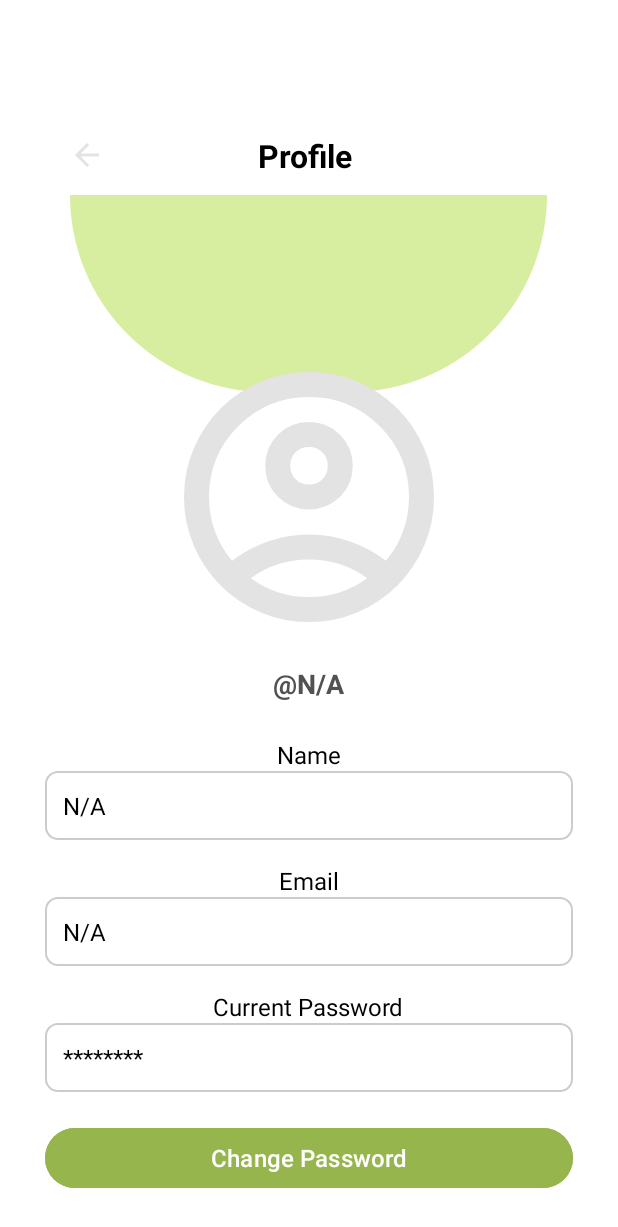
After one commit to emmajaedunn/SIKBudgetingApplication, an Android app: the ProfileActivity screen opened directly, with no data from a screen before it, on a phone screen of 412 x 824 dp. The commit adds this screen. Shown: the top 1227 px of the screen. Run offline under Robolectric (Android 15) with nearby library versions, the phone set to English and light mode, and no system bars; our stand-ins replace Firebase (no records; nobody signed in at launch, a user with empty details on screens opened directly).

Commit message:
Added a profile page in settings and connected the firebase to project

```diff
--- /dev/null
+++ b/app/src/main/java/com/example/st10298850_prog7313_p2_lp/ProfileActivity.kt
@@ -0,0 +1,87 @@
+package com.example.st10298850_prog7313_p2_lp
+
+import android.os.Bundle
+import android.util.Log
+import android.widget.Toast
+import androidx.appcompat.app.AppCompatActivity
+import com.example.st10298850_prog7313_p2_lp.databinding.ActivityProfileBinding
+import com.google.firebase.auth.FirebaseAuth
+import com.google.firebase.database.FirebaseDatabase
+
+class ProfileActivity : AppCompatActivity() {
+
+    private lateinit var binding: ActivityProfileBinding
+    private lateinit var auth: FirebaseAuth
+
+    override fun onCreate(savedInstanceState: Bundle?) {
+        super.onCreate(savedInstanceState)
+        binding = ActivityProfileBinding.inflate(layoutInflater)
+        setContentView(binding.root)
+
+        binding.btnBack.setOnClickListener {
+            finish() // Takes user back to the previous screen
+        }
+
+        // Initialize Firebase Authentication
+        auth = FirebaseAuth.getInstance()
+
+        // Get the currently logged-in user's UID
+        val uid = auth.currentUser?.uid
+        Log.d("ProfileActivity", "Firebase UID: $uid")
+
+        if (uid != null) {
+            val userRef = FirebaseDatabase.getInstance().getReference("users").child(uid)
+
+            userRef.get().addOnSuccessListener { snapshot ->
+                val name = snapshot.child("name").value?.toString() ?: "N/A"
+                val username = snapshot.child("username").value?.toString() ?: "N/A"
+                val email = snapshot.child("email").value?.toString() ?: "N/A"
+
+                // Set user information on screen
+                binding.tvName.text = name
+                binding.tvUsername.text = "@$username"
+                binding.tvEmail.text = email
+
+                // Masked placeholder for current password
+                binding.tvCurrentPassword.text = "********"
+
+            }.addOnFailureListener {
+                Log.e("ProfileActivity", "Firebase data fetch failed", it)
+                Toast.makeText(this, "Failed to load user data", Toast.LENGTH_SHORT).show()
+            }
+        } else {
+            Log.w("ProfileActivity", "No Firebase user signed in.")
+            Toast.makeText(this, "User not logged in", Toast.LENGTH_SHORT).show()
+        }
+
+        // Toggle visibility of new password input
+        binding.btnTogglePasswordInput.setOnClickListener {
+            val isHidden = binding.etNewPassword.visibility == android.view.View.GONE
+
+            binding.etNewPassword.visibility = if (isHidden) android.view.View.VISIBLE else android.view.View.GONE
+            binding.btnChangePassword.visibility = if (isHidden) android.view.View.VISIBLE else android.view.View.GONE
+        }
+
+        // Handle password change
+        binding.btnChangePassword.setOnClickListener {
+            val newPassword = binding.etNewPassword.text.toString().trim()
+
+            if (newPassword.length >= 6) {
+                auth.currentUser?.updatePassword(newPassword)
+                    ?.addOnCompleteListener { task ->
+                        if (task.isSuccessful) {
+                            Toast.makeText(this, "Password changed successfully", Toast.LENGTH_SHORT).show()
+                            binding.etNewPassword.setText("")
+                            binding.etNewPassword.visibility = android.view.View.GONE
+                            binding.btnChangePassword.visibility = android.view.View.GONE
+                        } else {
+                            Toast.makeText(this, "Error: ${task.exception?.message}", Toast.LENGTH_LONG).show()
+                            Log.e("ProfileActivity", "Password update failed", task.exception)
+                        }
+                    }
+            } else {
+                Toast.makeText(this, "Password must be at least 6 characters", Toast.LENGTH_SHORT).show()
+            }
+        }
+    }
+}
--- a/app/src/main/java/com/example/st10298850_prog7313_p2_lp/data/UserDao.kt
+++ b/app/src/main/java/com/example/st10298850_prog7313_p2_lp/data/UserDao.kt
@@ -19,6 +19,9 @@ interface UserDao {
     @Query("SELECT COUNT(*) FROM users")
     suspend fun getUserCount(): Int
 
+    @Query("SELECT * FROM users WHERE email = :email LIMIT 1")
+    suspend fun getUserByEmail(email: String): User?
+
     @Query("SELECT * FROM users WHERE userId = :userId LIMIT 1")
     suspend fun getUserById(userId: Long): User?
 }
--- /dev/null
+++ b/app/src/main/res/drawable/curve_top_background.xml
@@ -0,0 +1,5 @@
+<shape xmlns:android="http://schemas.android.com/apk/res/android"
+    android:shape="rectangle">
+    <solid android:color="#D7ED9F" />
+    <corners android:bottomLeftRadius="180dp" android:bottomRightRadius="180dp" />
+</shape>
--- /dev/null
+++ b/app/src/main/res/layout/activity_profile.xml
@@ -0,0 +1,168 @@
+<?xml version="1.0" encoding="utf-8"?>
+<ScrollView xmlns:android="http://schemas.android.com/apk/res/android"
+    xmlns:app="http://schemas.android.com/apk/res-auto"
+    android:layout_width="match_parent"
+    android:layout_height="match_parent"
+    android:background="@color/white"
+    android:padding="30dp">
+
+    <LinearLayout
+        android:layout_width="match_parent"
+        android:layout_height="wrap_content"
+        android:orientation="vertical"
+        android:gravity="center_horizontal">
+
+        <androidx.appcompat.widget.Toolbar
+            android:id="@+id/toolbar"
+            android:layout_width="match_parent"
+            android:layout_height="wrap_content"
+            android:layout_marginTop="35dp"
+            android:background="@android:color/white"
+            android:elevation="4dp"
+            android:paddingTop="24dp"
+            android:paddingBottom="12dp">
+
+            <ImageButton
+                android:id="@+id/btnBack"
+                android:layout_width="wrap_content"
+                android:layout_height="wrap_content"
+                android:layout_gravity="start|center_vertical"
+                android:background="?attr/selectableItemBackgroundBorderless"
+                android:contentDescription="Back"
+                android:src="@drawable/arrow_back_ic" />
+
+            <TextView
+                android:layout_width="match_parent"
+                android:layout_height="wrap_content"
+                android:gravity="center"
+                android:paddingEnd="45dp"
+                android:text="Profile"
+                android:textAlignment="center"
+                android:textColor="@android:color/black"
+                android:textSize="21sp"
+                android:textStyle="bold" />
+        </androidx.appcompat.widget.Toolbar>
+
+        <ImageView
+            android:id="@+id/bgCurve"
+            android:layout_width="318dp"
+            android:layout_height="131dp"
+            android:layout_marginTop="0dp"
+            android:layout_marginBottom="-100dp"
+            android:scaleType="fitXY"
+            android:src="@drawable/curve_top_background" />
+
+
+        <ImageView
+            android:id="@+id/ProfileImage"
+            android:layout_width="200dp"
+            android:layout_height="200dp"
+            android:layout_marginTop="70dp"
+            android:scaleType="centerCrop"
+            android:src="@drawable/account_circle_ic" />
+
+        <TextView
+            android:id="@+id/tvUsername"
+            android:layout_width="wrap_content"
+            android:layout_height="wrap_content"
+            android:layout_marginTop="12dp"
+            android:text="@username"
+            android:textColor="@color/textColorSecondary"
+            android:textSize="18sp"
+            android:textStyle="bold" />
+
+        <!-- Name -->
+        <TextView
+            android:layout_width="wrap_content"
+            android:layout_height="wrap_content"
+            android:layout_marginTop="24dp"
+            android:text="Name"
+            android:textColor="@color/black"
+            android:textSize="16sp" />
+
+        <TextView
+            android:id="@+id/tvName"
+            android:layout_width="match_parent"
+            android:layout_height="wrap_content"
+            android:text="N/A"
+            android:textSize="16sp"
+            android:textColor="@color/black"
+            android:background="@drawable/edittext_background"
+            android:padding="12dp" />
+
+        <!-- Email -->
+        <TextView
+            android:layout_width="wrap_content"
+            android:layout_height="wrap_content"
+            android:layout_marginTop="16dp"
+            android:text="Email"
+            android:textColor="@color/black"
+            android:textSize="16sp" />
+
+        <TextView
+            android:id="@+id/tvEmail"
+            android:layout_width="match_parent"
+            android:layout_height="wrap_content"
+            android:text="N/A"
+            android:textSize="16sp"
+            android:textColor="@color/black"
+            android:background="@drawable/edittext_background"
+            android:padding="12dp" />
+
+        <!-- Current Password -->
+        <TextView
+            android:layout_width="wrap_content"
+            android:layout_height="wrap_content"
+            android:layout_marginTop="16dp"
+            android:text="Current Password"
+            android:textColor="@color/black"
+            android:textSize="16sp" />
+
+        <TextView
+            android:id="@+id/tvCurrentPassword"
+            android:layout_width="match_parent"
+            android:layout_height="wrap_content"
+            android:text="********"
+            android:textSize="16sp"
+            android:textColor="@color/black"
+            android:background="@drawable/edittext_background"
+            android:padding="12dp" />
+
+        <!-- Change Password Button -->
+        <Button
+            android:id="@+id/btnTogglePasswordInput"
+            android:layout_width="match_parent"
+            android:layout_height="wrap_content"
+            android:layout_marginTop="20dp"
+            android:backgroundTint="@color/lightgreen_color"
+            android:text="Change Password"
+            android:textColor="@color/white"
+            android:textSize="16sp" />
+
+        <!-- New Password Field (hidden by default) -->
+        <EditText
+            android:id="@+id/etNewPassword"
+            android:layout_width="match_parent"
+            android:layout_height="wrap_content"
+            android:hint="Enter new password"
+            android:inputType="textPassword"
+            android:layout_marginTop="16dp"
+            android:background="@drawable/edittext_background"
+            android:padding="12dp"
+            android:visibility="gone" />
+
+        <!-- Confirm Change Button -->
+
+        <Button
+            android:id="@+id/btnChangePassword"
+            android:layout_width="wrap_content"
+            android:layout_height="wrap_content"
+            android:text="Confirm Password Change"
+            android:textSize="16sp"
+            android:layout_marginTop="12dp"
+            android:backgroundTint="@color/lightgreen_color"
+            android:textColor="@color/white"
+            android:visibility="gone" />
+
+    </LinearLayout>
+</ScrollView>
--- a/app/src/main/res/layout/activity_settings.xml
+++ b/app/src/main/res/layout/activity_settings.xml
@@ -41,12 +41,12 @@
             tools:layout_editor_absoluteY="18dp" />
 
         <ImageButton
-            android:id="@+id/btnNotification"
+            android:id="@+id/btnProfile"
             android:layout_width="wrap_content"
             android:layout_height="match_parent"
             android:background="?attr/selectableItemBackgroundBorderless"
             android:layout_gravity="start|center_vertical"
-            android:src="@drawable/notifications_ic"
+            android:src="@drawable/account_circle_ic"
             tools:layout_editor_absoluteX="347dp"
             tools:layout_editor_absoluteY="8dp" />
 
--- a/app/src/main/res/values/app_logo_background.xml
+++ /dev/null
@@ -1,4 +0,0 @@
-<?xml version="1.0" encoding="utf-8"?>
-<resources>
-    <color name="app_logo_background">#3DDC84</color>
-</resources>
--- a/app/src/main/res/values/colors.xml
+++ b/app/src/main/res/values/colors.xml
@@ -1,7 +1,7 @@
 <?xml version="1.0" encoding="utf-8"?>
 <resources>
-    <!--<color name="sik_icon_background">#FFFFFF</color>-->
-    <!--<color name="app_logo_background">#FFFFFF</color> or your desired background color -->
+    <color name="sik_icon_background">#FFFFFF</color>
+    <color name="app_logo_background">#FFFFFF</color>
     <color name="black">#FF000000</color>
     <color name="white">#FFFFFFFF</color>
     <color name="colorPrimary">#3B82F6</color>
@@ -27,4 +27,6 @@
     <color name="lightblue2_color">#70BFE4</color>
     <color name="darkblue_color">#173C70</color>
     <color name="nav_bg">#B7D9F0</color>
+    <color name="lightgreen_color2">#D7ED9F</color>
+    <color name="blue">#2196F3</color>
 </resources>
--- a/app/src/main/res/values/sik_icon_background.xml
+++ /dev/null
@@ -1,4 +0,0 @@
-<?xml version="1.0" encoding="utf-8"?>
-<resources>
-    <color name="sik_icon_background">#FFFFFF</color>
-</resources>
--- a/app/src/main/res/values/strings.xml
+++ b/app/src/main/res/values/strings.xml
@@ -1,4 +1,5 @@
 <resources>
+    <string name="app_name">SIK</string>
     <string name="new_transaction">New Transaction</string>
     <string name="income">Income</string>
     <string name="expense">Expense</string>
@@ -47,6 +48,5 @@
     <string name="set_goals">Set Goals</string>
     <string name="custom">Custom</string>
     <string name="all_time">All Time</string>
-    <string name="SIKBudgeting">app_name</string>
     <string name="back_button">Back</string>
 </resources>
--- a/build.gradle.kts
+++ b/build.gradle.kts
@@ -2,4 +2,5 @@
 plugins {
     alias(libs.plugins.android.application) apply false
     alias(libs.plugins.kotlin.android) apply false
+    id("com.google.gms.google-services") version "4.3.15" apply false
 }
```
Also changed, not shown: app/build.gradle.kts (+8 -1 lines), app/src/main/AndroidManifest.xml (+5 -4 lines), app/src/main/java/com/example/st10298850_prog7313_p2_lp/MainActivity.kt (+22 -46 lines), app/src/main/java/com/example/st10298850_prog7313_p2_lp/RegisterActivity.kt (+66 -47 lines), app/src/main/java/com/example/st10298850_prog7313_p2_lp/SettingsActivity.kt (+9 -1 lines), app/src/main/res/mipmap-hdpi/sik_launcher.png (added), app/src/main/res/mipmap-mdpi/sik_launcher.png (added), app/src/main/res/mipmap-xhdpi/sik_launcher.png (added), app/src/main/res/mipmap-xxhdpi/sik_launcher.png (added), app/src/main/res/mipmap-xxxhdpi/sik_launcher.png (added), 1 other file.
